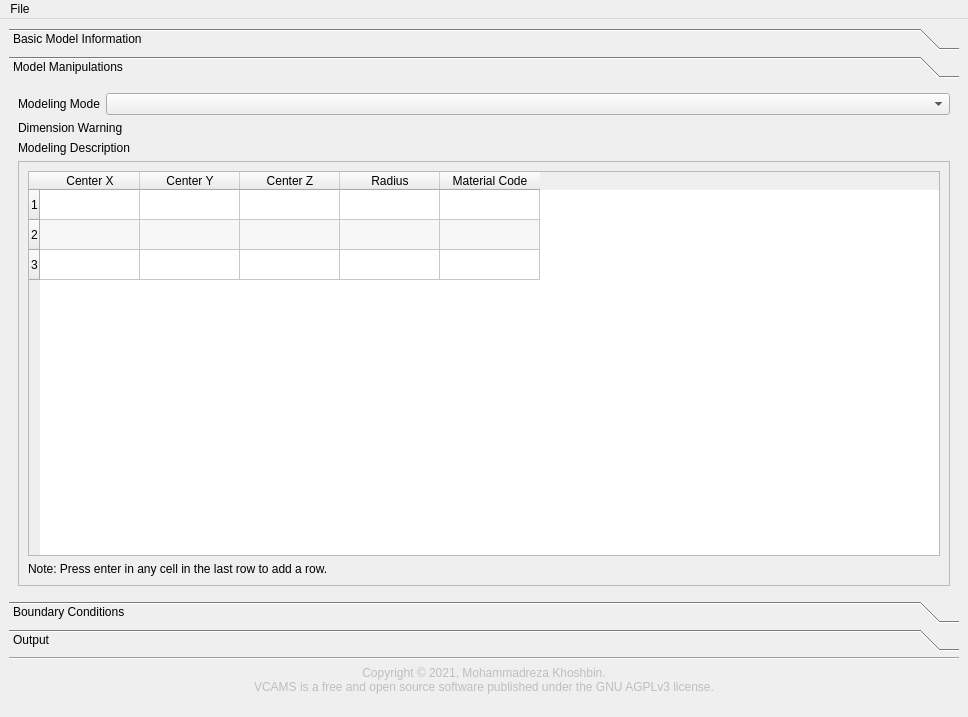
The window that gui/main_window.ui (mkhoshbin1/vcams) describes before a commit, drawn with Qt 5.
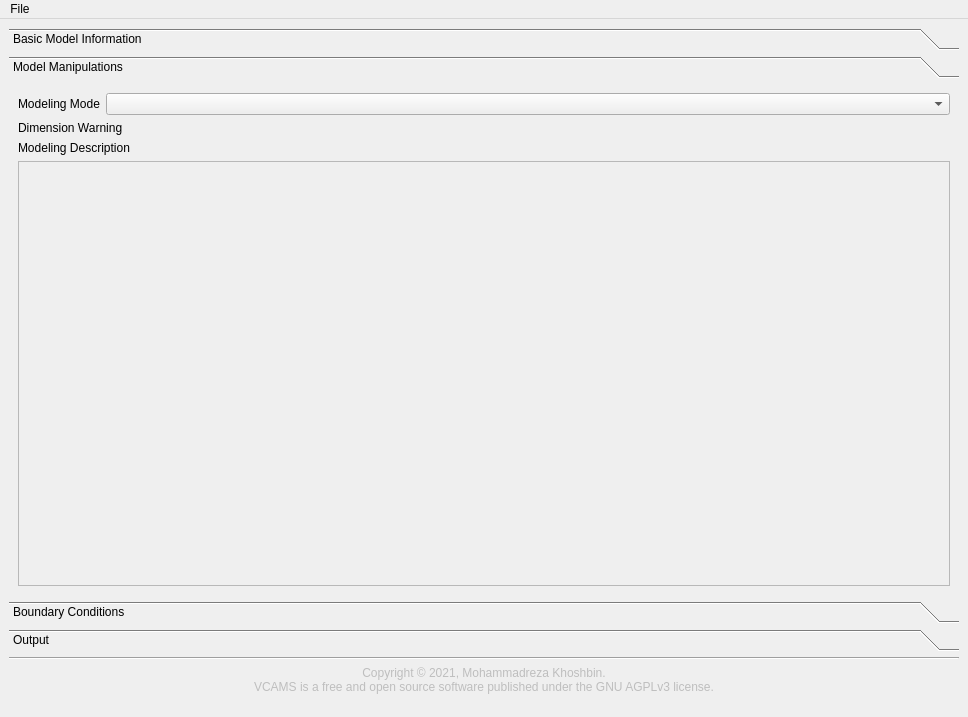
The same window after the commit. Icons and pictures are not drawn. Custom widgets are drawn as their Qt base class.

Commit message: - added import of modeling settings file.

```diff
--- a/gui/main_window.ui
+++ b/gui/main_window.ui
@@ -411,7 +411,7 @@
            <enum>QFrame::StyledPanel</enum>
           </property>
           <property name="currentIndex">
-           <number>3</number>
+           <number>4</number>
           </property>
           <widget class="QWidget" name="modeling_empty"/>
           <widget class="QWidget" name="modeling_tpms">
@@ -595,6 +595,7 @@
             </item>
            </layout>
           </widget>
+          <widget class="QWidget" name="modeling_single_image"/>
          </widget>
         </item>
        </layout>
```
Left out of the diff: 21 changed lines with no effect on the pictures. The commit also changes 3 other files.
